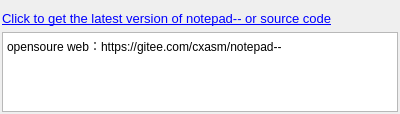
Old version of the form src/aboutndd.ui in the repository x2009again/notepad--.
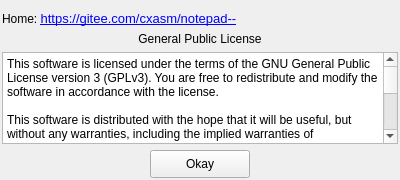
New version of the form. Icons and pictures are not drawn.

Commit message: Added Better English Translation on Some Elements, Made About Widget look more pleasing, Changed Navigation Panel a Bit

Diff of the .ui file:
```diff
--- a/src/aboutndd.ui
+++ b/src/aboutndd.ui
@@ -7,7 +7,7 @@
     <x>0</x>
     <y>0</y>
     <width>400</width>
-    <height>114</height>
+    <height>180</height>
    </rect>
   </property>
   <property name="maximumSize">
@@ -33,25 +33,76 @@
    <property name="bottomMargin">
     <number>2</number>
    </property>
+   <item row="1" column="0">
+    <layout class="QVBoxLayout" name="verticalLayout0">
+     <item>
+      <widget class="QLabel" name="label_4">
+       <property name="text">
+        <string>General Public License</string>
+       </property>
+       <property name="alignment">
+        <set>Qt::AlignCenter</set>
+       </property>
+      </widget>
+     </item>
+     <item>
+      <widget class="QPlainTextEdit" name="nddMsgText">
+       <property name="readOnly">
+        <bool>true</bool>
+       </property>
+       <property name="plainText">
+        <string>This software is licensed under the terms of the GNU General Public License version 3 (GPLv3). You are free to redistribute and modify the software in accordance with the license.
+
+This software is distributed with the hope that it will be useful, but without any warranties, including the implied warranties of merchantability or fitness for a particular purpose. Please see the GNU General Public License for more information.
+
+A copy of the GPLv3 license should have been provided along with this software. If you have not received a copy, it can be found at https://www.gnu.org/licenses/.</string>
+       </property>
+      </widget>
+     </item>
+    </layout>
+   </item>
    <item row="0" column="0">
     <widget class="QLabel" name="label">
      <property name="text">
-      <string>&lt;html&gt;&lt;head/&gt;&lt;body&gt;&lt;p&gt;&lt;a href=&quot;https://gitee.com/cxasm/notepad--&quot;&gt;&lt;span style=&quot; font-size:10pt; text-decoration: underline; color:#0000ff;&quot;&gt;Click to get the latest version of notepad-- or source code&lt;/span&gt;&lt;/a&gt;&lt;/p&gt;&lt;/body&gt;&lt;/html&gt;</string>
+      <string>&lt;html&gt;&lt;head/&gt;&lt;body&gt;&lt;p&gt;Home: &lt;a href=&quot;https://gitee.com/cxasm/notepad--&quot;&gt;&lt;span style=&quot; font-size:10pt; text-decoration: underline; color:#0000ff;&quot;&gt;https://gitee.com/cxasm/notepad--&lt;/span&gt;&lt;/a&gt;&lt;/p&gt;&lt;/body&gt;&lt;/html&gt;</string>
      </property>
     </widget>
    </item>
-   <item row="1" column="0">
-    <widget class="QPlainTextEdit" name="nddMsgText">
-     <property name="readOnly">
-      <bool>true</bool>
+   <item row="3" column="0">
+    <layout class="QHBoxLayout" name="horizontalLayout">
+     <item>
+      <widget class="QPushButton" name="aboutPushButton">
+       <property name="minimumSize">
+        <size>
+         <width>100</width>
+         <height>28</height>
+        </size>
+       </property>
+       <property name="maximumSize">
+        <size>
+         <width>100</width>
+         <height>28</height>
+        </size>
+       </property>
+       <property name="text">
+        <string>Okay</string>
+       </property>
+      </widget>
+     </item>
+    </layout>
+   </item>
+   <item row="4" column="0">
+    <spacer name="verticalSpacer">
+     <property name="orientation">
+      <enum>Qt::Vertical</enum>
      </property>
-     <property name="plainText">
-      <string>opensoure web：https://gitee.com/cxasm/notepad--</string>
+     <property name="sizeHint" stdset="0">
+      <size>
+       <width>20</width>
+       <height>40</height>
+      </size>
      </property>
-    </widget>
-   </item>
-   <item row="2" column="0">
-    <layout class="QHBoxLayout" name="horizontalLayout"/>
+    </spacer>
    </item>
   </layout>
  </widget>
```
Left out of the diff: 2 changed lines with no effect on the pictures. The commit also changes 7 other files.
